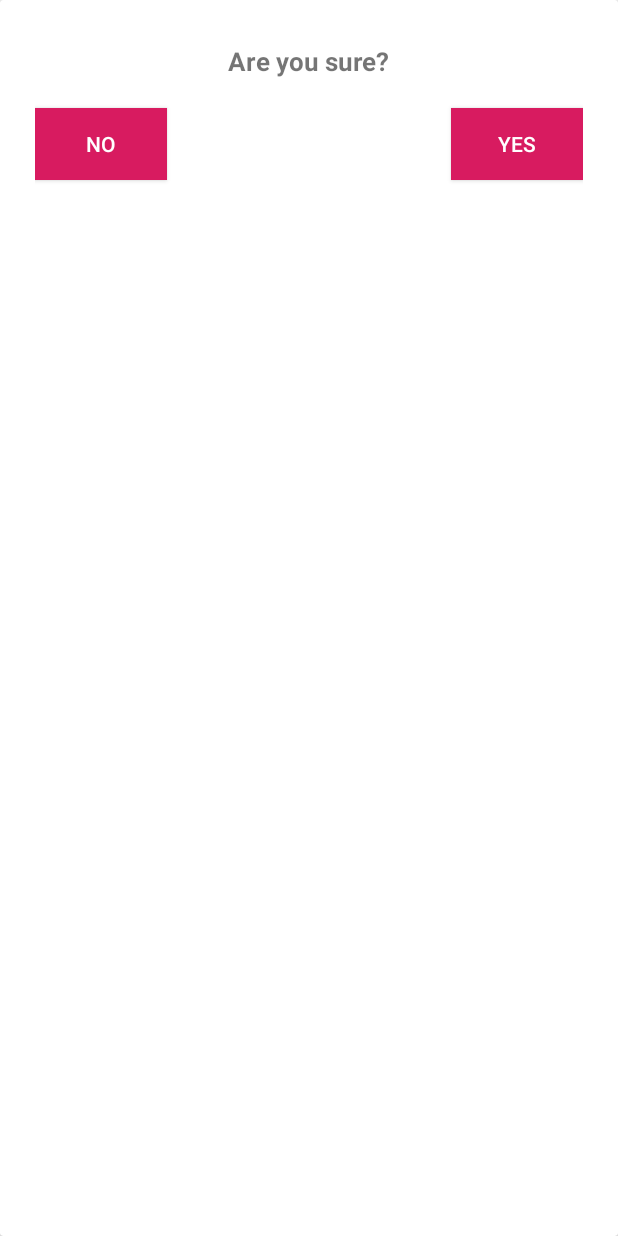
After one commit to KristaBalling/MyGroceryList, an Android app: the layout confirmation_layout.xml on its own in the app's theme, with its tools: preview values and no code run, on a phone screen of 412 x 824 dp. The commit adds this screen. Run offline under Robolectric (Android 15) with nearby library versions, the phone set to English and light mode, and no system bars.

Commit message:
yes and no buttons

```diff
--- a/app/src/main/java/com/theironyard/mygrocerylist/mygrocerylist/Activities/MainActivity.java
+++ b/app/src/main/java/com/theironyard/mygrocerylist/mygrocerylist/Activities/MainActivity.java
@@ -35,6 +35,9 @@ public class MainActivity extends AppCompatActivity {
         setContentView(R.layout.activity_main);
 
         db = new DatabaseHandler(this);
+
+        byPassActivity();
+
         Toolbar toolbar = (Toolbar) findViewById(R.id.toolbar);
         setSupportActionBar(toolbar);
 
@@ -126,4 +129,14 @@ public class MainActivity extends AppCompatActivity {
             }
         }, 1000); //1 second.
     }
+
+    public void byPassActivity() {
+        //Checks if database is empty; if not, then we just
+        //go to ListActivity and show all added items
+
+        if (db.getGroceriesCount() > 0) {
+            startActivity(new Intent(MainActivity.this, ListActivity.class));
+            finish();
+        }
+    }
 }
--- /dev/null
+++ b/app/src/main/res/layout/confirmation_layout.xml
@@ -0,0 +1,53 @@
+<?xml version="1.0" encoding="utf-8"?>
+<android.support.constraint.ConstraintLayout
+    xmlns:android="http://schemas.android.com/apk/res/android" android:layout_width="match_parent"
+    android:layout_height="match_parent">
+
+    <LinearLayout
+        android:layout_width="match_parent"
+        android:layout_height="match_parent"
+        android:orientation="vertical">
+
+        <android.support.v7.widget.CardView
+            android:layout_width="match_parent"
+            android:layout_height="match_parent" >
+
+            <RelativeLayout
+                android:layout_width="match_parent"
+                android:padding="23dp"
+                android:layout_height="match_parent">
+
+                <TextView
+                    android:id="@+id/textAlert"
+                    android:text="@string/sure_text"
+                    android:layout_width="wrap_content"
+                    android:layout_height="wrap_content"
+                    android:paddingTop="5dp"
+                    android:layout_centerHorizontal="true"
+                    android:textSize="17sp"
+                    android:textStyle="bold"/>
+
+                <Button
+                    android:id="@+id/noButton"
+                    android:background="@color/colorAccent"
+                    android:text="@string/no"
+                    android:layout_marginTop="19dp"
+                    android:layout_below="@id/textAlert"
+                    android:textColor="@android:color/white"
+                    android:layout_width="wrap_content"
+                    android:layout_height="wrap_content"/>
+
+                <Button
+                    android:id="@+id/yesButton"
+                    android:layout_alignParentRight="true"
+                    android:text="@string/yes"
+                    android:background="@color/colorAccent"
+                    android:layout_alignBottom="@+id/noButton"
+                    android:textColor="@android:color/white"
+                    android:layout_width="wrap_content"
+                    android:layout_height="wrap_content"/>
+
+            </RelativeLayout>
+        </android.support.v7.widget.CardView>
+    </LinearLayout>
+</android.support.constraint.ConstraintLayout>
--- a/app/src/main/res/values/strings.xml
+++ b/app/src/main/res/values/strings.xml
@@ -7,4 +7,7 @@
     <string name="quantity_hint">Quantity</string>
     <string name="save_title">Save</string>
     <string name="title_activity_list">ListActivity</string>
+    <string name="sure_text">Are you sure?</string>
+    <string name="no">No</string>
+    <string name="yes">Yes</string>
 </resources>
```
